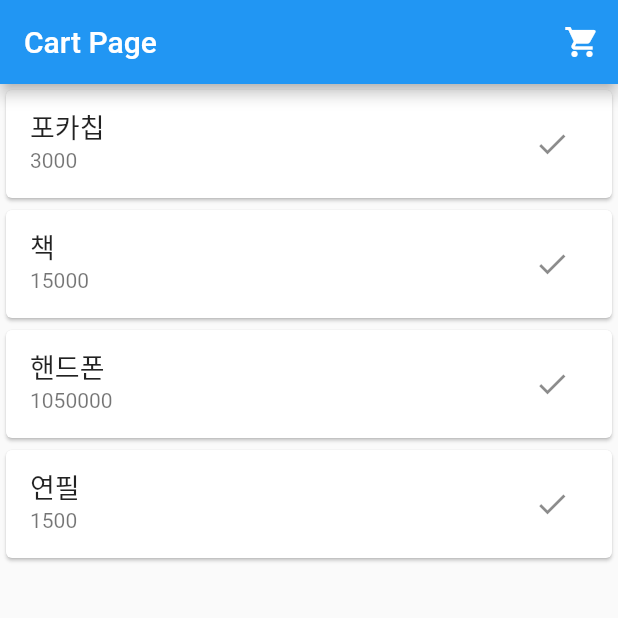
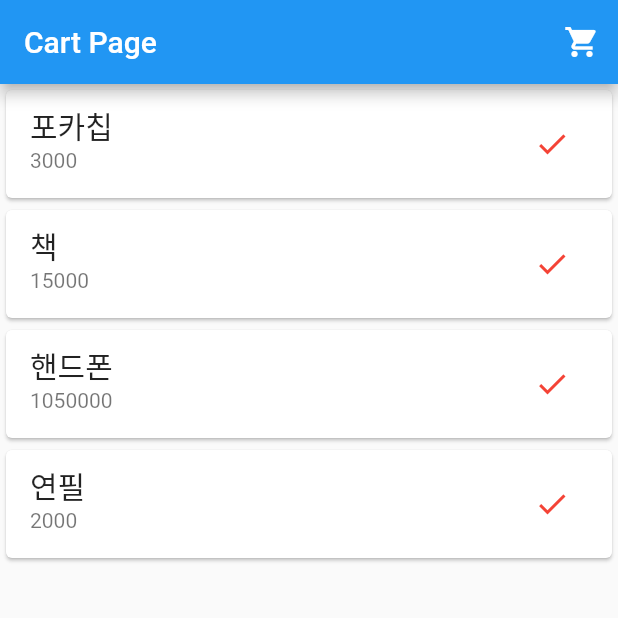
Before and after one commit to wyongjae/cart_app_prac, a Flutter app: the screen it shows after launch, after a tap on the "check" icon, on a phone screen of 412 x 824 dp, the top half of it. Run offline on Flutter 3.47's test engine with Material 2 defaults, Android fonts, the light colour scheme and no system bars.

Commit message:
Feat: show checked item in cart list page

```diff
--- a/lib/presentation/cart_page.dart
+++ b/lib/presentation/cart_page.dart
@@ -1,6 +1,8 @@
 import 'package:cart_app_parc/data/item.dart';
+import 'package:cart_app_parc/domain/cart_view_model.dart';
 import 'package:cart_app_parc/presentation/cart_list_page.dart';
 import 'package:flutter/material.dart';
+import 'package:provider/provider.dart';
 
 class CartPage extends StatefulWidget {
   const CartPage({Key? key}) : super(key: key);
@@ -10,15 +12,19 @@ class CartPage extends StatefulWidget {
 }
 
 class _CartPageState extends State<CartPage> {
+  bool isChecked = false;
+
   final List<Item> _items = [
     Item(name: '포카칩', price: 3000),
     Item(name: '책', price: 15000),
     Item(name: '핸드폰', price: 1050000),
-    Item(name: '연필', price: 1500),
+    Item(name: '연필', price: 2000),
   ];
 
   @override
   Widget build(BuildContext context) {
+    final viewModel = context.watch<CartViewModel>();
+
     return Scaffold(
       appBar: AppBar(
         title: const Text('Cart Page'),
@@ -52,13 +58,30 @@ class _CartPageState extends State<CartPage> {
                       title: Text(
                         item.name,
                         style: const TextStyle(
-                          fontSize: 18,
+                          fontSize: 20,
                         ),
                       ),
                       subtitle: Text('${item.price}'),
                       trailing: IconButton(
-                        onPressed: () {},
-                        icon: const Icon(Icons.check),
+                        onPressed: () {
+                          setState(
+                            () {
+                              isChecked = !isChecked;
+
+                              if (isChecked) {
+                                viewModel.addItem(item);
+                              } else {
+                                viewModel.removeItem(item);
+                              }
+                            },
+                          );
+                        },
+                        icon: isChecked
+                            ? const Icon(
+                                Icons.check,
+                                color: Colors.red,
+                              )
+                            : const Icon(Icons.check),
                       ),
                     ),
                   ),
```
Also changed, not shown: lib/presentation/cart_list_page.dart (+31 -1 lines).
